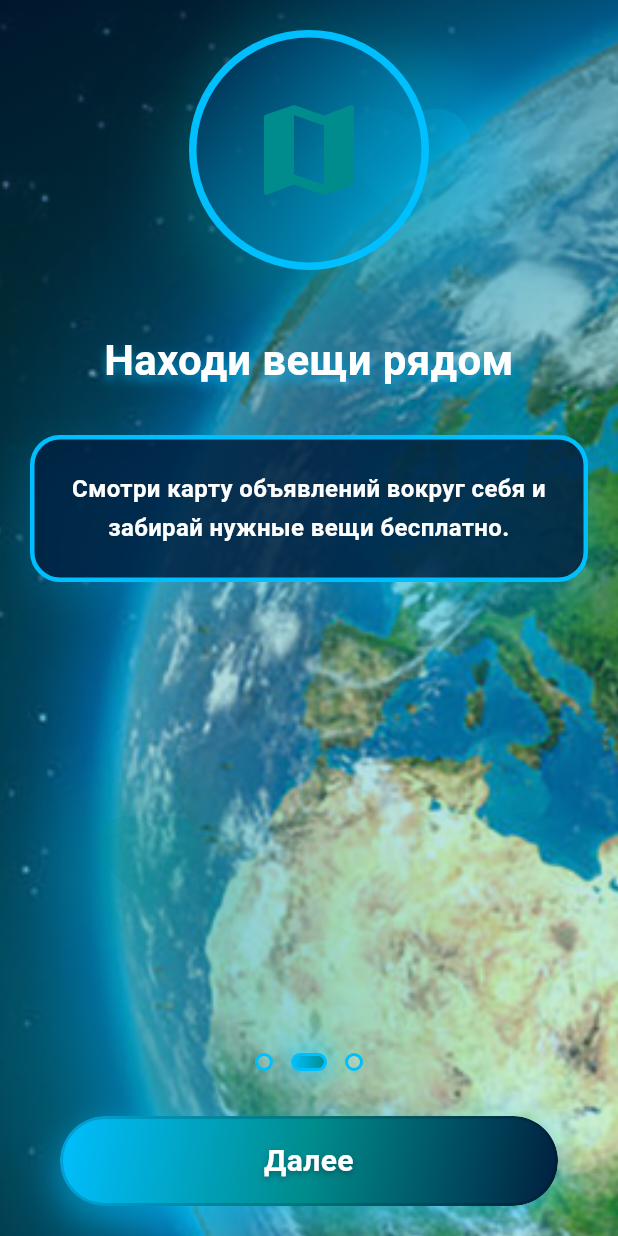
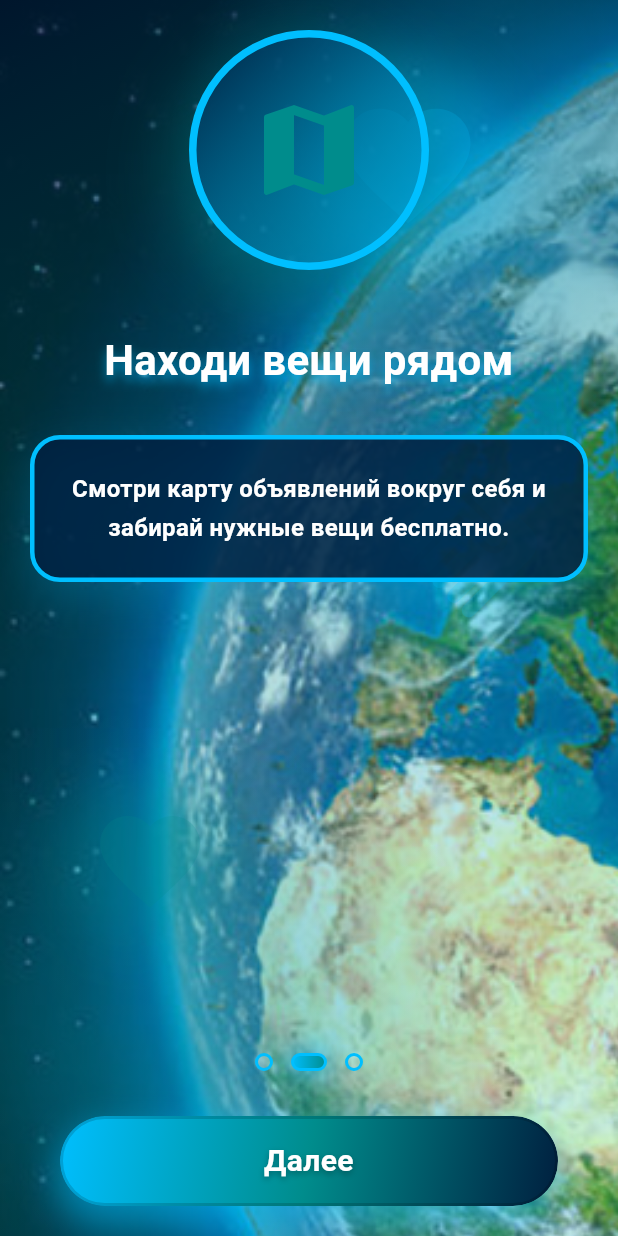
Before and after one commit to egurchenkovwallstreet-sys/darom_app, a Flutter app: the screen it shows after launch, swiped to page 2, on a phone screen of 412 x 824 dp. Run offline on Flutter 3.47's test engine with Material 3 defaults, Android fonts, the light colour scheme and no system bars; drawn by our look-alikes of flutter_animate; our stand-ins replace flutter_map, image_picker, latlong2, shared_preferences; missing offline and left inert: dart:html.

Commit message:
Фон: увеличение планеты от левого края.

```diff
--- a/lib/services/planet_assets.dart
+++ b/lib/services/planet_assets.dart
@@ -1,3 +1,4 @@
+import 'package:flutter/material.dart';
 import 'package:flutter/services.dart';
 
 /// Предзагрузка earth.png до первого кадра — убирает паузу 2–3 с на web.
@@ -5,6 +6,9 @@ class PlanetAssets {
   PlanetAssets._();
 
   static const path = 'assets/images/earth.png';
+  /// Левая часть планеты на заставке (как в index.html).
+  static const alignment = Alignment.centerLeft;
+  static const scaleAlignment = Alignment.centerLeft;
   static bool isPreloaded = false;
 
   static Future<void> preload() async {
--- a/lib/widgets/midnight_glow_screen.dart
+++ b/lib/widgets/midnight_glow_screen.dart
@@ -168,6 +168,7 @@ class _PlanetLayer extends StatelessWidget {
         return Positioned.fill(
           child: Transform.scale(
             scale: planetScale.value,
+            alignment: PlanetAssets.scaleAlignment,
             child: child,
           ),
         );
@@ -175,7 +176,7 @@ class _PlanetLayer extends StatelessWidget {
       child: Image.asset(
         PlanetAssets.path,
         fit: BoxFit.cover,
-        alignment: Alignment.centerLeft,
+        alignment: PlanetAssets.alignment,
         gaplessPlayback: true,
       ),
     );
```
